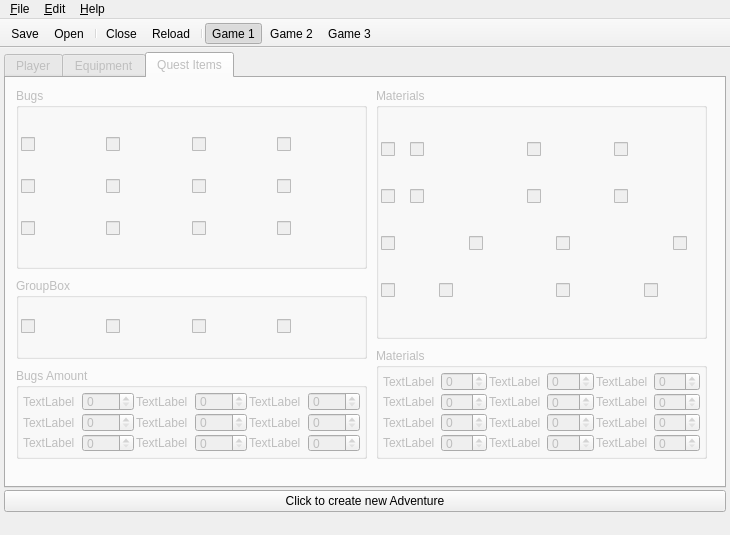
The window that save editor/SS_SaveEditor/forms/mainwindow.ui (Antidote/skyward-sword-save-editor) describes before a commit, drawn with Qt 5.
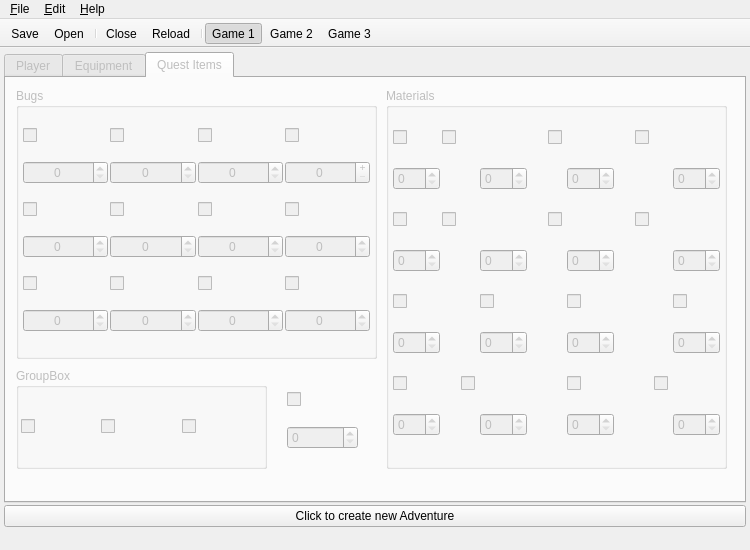
The same window after the commit. The open tabs and pages were chosen to show the change. Icons and pictures are not drawn.

The edit to the form file:
```diff
--- a/save editor/SS_SaveEditor/forms/mainwindow.ui
+++ b/save editor/SS_SaveEditor/forms/mainwindow.ui
@@ -9,20 +9,20 @@
    <rect>
     <x>0</x>
     <y>0</y>
-    <width>730</width>
-    <height>535</height>
+    <width>750</width>
+    <height>550</height>
    </rect>
   </property>
   <property name="minimumSize">
    <size>
-    <width>730</width>
-    <height>535</height>
+    <width>750</width>
+    <height>550</height>
    </size>
   </property>
   <property name="maximumSize">
    <size>
-    <width>730</width>
-    <height>535</height>
+    <width>750</width>
+    <height>550</height>
    </size>
   </property>
   <property name="acceptDrops">
@@ -31,9 +31,6 @@
   <property name="windowTitle">
    <string>WiiKing2 Editor</string>
   </property>
-  <property name="styleSheet">
-   <string notr="true"/>
-  </property>
   <property name="iconSize">
    <size>
     <width>6</width>
@@ -1498,18 +1495,30 @@
          <rect>
           <x>10</x>
           <y>10</y>
-          <width>351</width>
-          <height>181</height>
+          <width>361</width>
+          <height>271</height>
          </rect>
         </property>
         <property name="title">
          <string>Bugs</string>
         </property>
         <layout class="QGridLayout" name="gridLayout_11">
-         <property name="margin">
+         <property name="leftMargin">
+          <number>4</number>
+         </property>
+         <property name="topMargin">
           <number>2</number>
          </property>
-         <property name="spacing">
+         <property name="rightMargin">
+          <number>4</number>
+         </property>
+         <property name="bottomMargin">
+          <number>4</number>
+         </property>
+         <property name="horizontalSpacing">
+          <number>2</number>
+         </property>
+         <property name="verticalSpacing">
           <number>0</number>
          </property>
          <item row="0" column="0">
@@ -1592,7 +1601,7 @@
            </property>
           </widget>
          </item>
-         <item row="1" column="0">
+         <item row="2" column="0">
           <widget class="QCheckBox" name="rhinoBeetleChkBox">
            <property name="toolTip">
             <string>Woodland Rhino Beetle</string>
@@ -1612,7 +1621,7 @@
            </property>
           </widget>
          </item>
-         <item row="1" column="1">
+         <item row="2" column="1">
           <widget class="QCheckBox" name="ladybugChkBox">
            <property name="toolTip">
             <string>Volcanic Ladybug</string>
@@ -1632,7 +1641,7 @@
            </property>
           </widget>
          </item>
-         <item row="1" column="2">
+         <item row="2" column="2">
           <widget class="QCheckBox" name="sandCicadaChkBox">
            <property name="toolTip">
             <string>Sand Cicada</string>
@@ -1652,7 +1661,7 @@
            </property>
           </widget>
          </item>
-         <item row="1" column="3">
+         <item row="2" column="3">
           <widget class="QCheckBox" name="stagBeetleChkBox">
            <property name="toolTip">
             <string>Sky Stag Beetle</string>
@@ -1672,8 +1681,8 @@
            </property>
           </widget>
          </item>
-         <item row="2" column="0">
-          <widget class="QCheckBox" name="grassHopperChkBox">
+         <item row="5" column="0">
+          <widget class="QCheckBox" name="grasshopperChkBox">
            <property name="toolTip">
             <string>Faron Grasshopper</string>
            </property>
@@ -1695,7 +1704,7 @@
            </property>
           </widget>
          </item>
-         <item row="2" column="1">
+         <item row="5" column="1">
           <widget class="QCheckBox" name="mantisChkBox">
            <property name="toolTip">
             <string>Skyloft Mantis</string>
@@ -1715,7 +1724,7 @@
            </property>
           </widget>
          </item>
-         <item row="2" column="2">
+         <item row="5" column="2">
           <widget class="QCheckBox" name="antChkBox">
            <property name="toolTip">
             <string>Lanayru Ant</string>
@@ -1735,7 +1744,7 @@
            </property>
           </widget>
          </item>
-         <item row="2" column="3">
+         <item row="5" column="3">
           <widget class="QCheckBox" name="eldinRollerChkBox">
            <property name="toolTip">
             <string>Eldin Roller</string>
@@ -1758,26 +1767,206 @@
            </property>
           </widget>
          </item>
+         <item row="1" column="0">
+          <widget class="QSpinBox" name="hornetSpinBox">
+           <property name="enabled">
+            <bool>false</bool>
+           </property>
+           <property name="alignment">
+            <set>Qt::AlignCenter</set>
+           </property>
+           <property name="maximum">
+            <number>127</number>
+           </property>
+          </widget>
+         </item>
+         <item row="1" column="1">
+          <widget class="QSpinBox" name="butterflySpinBox">
+           <property name="enabled">
+            <bool>false</bool>
+           </property>
+           <property name="alignment">
+            <set>Qt::AlignCenter</set>
+           </property>
+           <property name="maximum">
+            <number>127</number>
+           </property>
+          </widget>
+         </item>
+         <item row="1" column="2">
+          <widget class="QSpinBox" name="dragonflySpinBox">
+           <property name="enabled">
+            <bool>false</bool>
+           </property>
+           <property name="alignment">
+            <set>Qt::AlignCenter</set>
+           </property>
+           <property name="maximum">
+            <number>127</number>
+           </property>
+          </widget>
+         </item>
+         <item row="1" column="3">
+          <widget class="QSpinBox" name="fireflySpinBox">
+           <property name="enabled">
+            <bool>false</bool>
+           </property>
+           <property name="frame">
+            <bool>true</bool>
+           </property>
+           <property name="alignment">
+            <set>Qt::AlignCenter</set>
+           </property>
+           <property name="buttonSymbols">
+            <enum>QAbstractSpinBox::PlusMinus</enum>
+           </property>
+           <property name="maximum">
+            <number>127</number>
+           </property>
+          </widget>
+         </item>
+         <item row="3" column="0">
+          <widget class="QSpinBox" name="rhinoBeetleSpinBox">
+           <property name="enabled">
+            <bool>false</bool>
+           </property>
+           <property name="alignment">
+            <set>Qt::AlignCenter</set>
+           </property>
+           <property name="maximum">
+            <number>127</number>
+           </property>
+          </widget>
+         </item>
+         <item row="3" column="1">
+          <widget class="QSpinBox" name="ladybugSpinBox">
+           <property name="enabled">
+            <bool>false</bool>
+           </property>
+           <property name="alignment">
+            <set>Qt::AlignCenter</set>
+           </property>
+           <property name="maximum">
+            <number>127</number>
+           </property>
+          </widget>
+         </item>
+         <item row="3" column="2">
+          <widget class="QSpinBox" name="sandCicadaSpinBox">
+           <property name="enabled">
+            <bool>false</bool>
+           </property>
+           <property name="alignment">
+            <set>Qt::AlignCenter</set>
+           </property>
+           <property name="maximum">
+            <number>127</number>
+           </property>
+          </widget>
+         </item>
+         <item row="6" column="0">
+          <widget class="QSpinBox" name="grasshopperSpinBox">
+           <property name="enabled">
+            <bool>false</bool>
+           </property>
+           <property name="alignment">
+            <set>Qt::AlignCenter</set>
+           </property>
+           <property name="maximum">
+            <number>127</number>
+           </property>
+          </widget>
+         </item>
+         <item row="6" column="1">
+          <widget class="QSpinBox" name="mantisSpinBox">
+           <property name="enabled">
+            <bool>false</bool>
+           </property>
+           <property name="alignment">
+            <set>Qt::AlignCenter</set>
+           </property>
+           <property name="maximum">
+            <number>127</number>
+           </property>
+          </widget>
+         </item>
+         <item row="6" column="2">
+          <widget class="QSpinBox" name="antSpinBox">
+           <property name="enabled">
+            <bool>false</bool>
+           </property>
+           <property name="alignment">
+            <set>Qt::AlignCenter</set>
+           </property>
+           <property name="maximum">
+            <number>127</number>
+           </property>
+          </widget>
+         </item>
+         <item row="3" column="3">
+          <widget class="QSpinBox" name="stagBeetleSpinBox">
+           <property name="enabled">
+            <bool>false</bool>
+           </property>
+           <property name="alignment">
+            <set>Qt::AlignCenter</set>
+           </property>
+           <property name="maximum">
+            <number>127</number>
+           </property>
+          </widget>
+         </item>
+         <item row="6" column="3">
+          <widget class="QSpinBox" name="eldinRollerSpinBox">
+           <property name="enabled">
+            <bool>false</bool>
+           </property>
+           <property name="maximumSize">
+            <size>
+             <width>16777215</width>
+             <height>16777215</height>
+            </size>
+           </property>
+           <property name="frame">
+            <bool>true</bool>
+           </property>
+           <property name="alignment">
+            <set>Qt::AlignCenter</set>
+           </property>
+           <property name="maximum">
+            <number>127</number>
+           </property>
+          </widget>
+         </item>
         </layout>
        </widget>
        <widget class="QGroupBox" name="groupBox_2">
         <property name="geometry">
          <rect>
-          <x>370</x>
+          <x>380</x>
           <y>10</y>
-          <width>331</width>
-          <height>251</height>
+          <width>341</width>
+          <height>381</height>
          </rect>
         </property>
         <property name="title">
          <string>Materials</string>
         </property>
         <layout class="QGridLayout" name="gridLayout_12">
-         <property name="margin">
+         <property name="leftMargin">
+          <number>4</number>
+         </property>
+         <property name="topMargin">
           <number>2</number>
          </property>
+         <property name="rightMargin">
+          <number>4</number>
+         </property>
+         <property name="bottomMargin">
+          <number>4</number>
+         </property>
          <property name="spacing">
-          <number>0</number>
+          <number>2</number>
          </property>
          <item row="0" column="0">
           <widget class="QCheckBox" name="hornetLarvaeChkBox">
@@ -1859,7 +2048,7 @@
            </property>
           </widget>
          </item>
-         <item row="1" column="1" colspan="4">
+         <item row="2" column="1" colspan="4">
           <widget class="QCheckBox" name="ancientFlowerChkBox">
            <property name="toolTip">
             <string>Ancient Flower</string>
@@ -1879,7 +2068,7 @@
            </property>
           </widget>
          </item>
-         <item row="1" column="5" colspan="3">
+         <item row="2" column="5" colspan="3">
           <widget class="QCheckBox" name="amberRelicChkBox">
            <property name="toolTip">
             <string>Amber Relic</string>
@@ -1899,7 +2088,7 @@
            </property>
           </widget>
          </item>
-         <item row="1" column="8" colspan="3">
+         <item row="2" column="8" colspan="3">
           <widget class="QCheckBox" name="duskRelicChkBox">
            <property name="toolTip">
             <string>Dusk Relic</string>
@@ -1919,7 +2108,7 @@
            </property>
           </widget>
          </item>
-         <item row="2" column="0" colspan="3">
+         <item row="4" column="0" colspan="3">
           <widget class="QCheckBox" name="jellyBlobChkBox">
            <property name="toolTip">
             <string>Jelly Blob</string>
@@ -1939,7 +2128,7 @@
            </property>
           </widget>
          </item>
-         <item row="2" column="10">
+         <item row="4" column="10">
           <widget class="QCheckBox" name="decoSkullChkBox">
            <property name="toolTip">
             <string>Ornamental Skull</string>
@@ -1959,7 +2148,7 @@
            </property>
           </widget>
          </item>
-         <item row="3" column="0" colspan="2">
+         <item row="6" column="0" colspan="2">
           <widget class="QCheckBox" name="evilCrystalChkBox">
            <property name="toolTip">
             <string>Evil Crystal</string>
@@ -1979,7 +2168,7 @@
            </property>
           </widget>
          </item>
-         <item row="3" column="2" colspan="4">
+         <item row="6" column="2" colspan="4">
           <widget class="QCheckBox" name="blueBirdFeatherChkBox">
            <property name="toolTip">
             <string>Blue Bird Feather</string>
@@ -1999,7 +2188,7 @@
            </property>
           </widget>
          </item>
-         <item row="3" column="6" colspan="3">
+         <item row="6" column="6" colspan="3">
           <widget class="QCheckBox" name="goldenSkullChkBox">
            <property name="toolTip">
             <string>Golden Skull</string>
@@ -2019,7 +2208,7 @@
            </property>
           </widget>
          </item>
-         <item row="3" column="9" colspan="2">
+         <item row="6" column="9" colspan="2">
           <widget class="QCheckBox" name="goddessPlumeChkBox">
            <property name="toolTip">
             <string>Goddess Plume</string>
@@ -2039,7 +2228,7 @@
            </property>
           </widget>
          </item>
-         <item row="2" column="3">
+         <item row="4" column="3">
           <widget class="QCheckBox" name="monsterClawChkBox">
            <property name="toolTip">
             <string>Monster Claw</string>
@@ -2059,7 +2248,7 @@
            </property>
           </widget>
          </item>
-         <item row="2" column="6">
+         <item row="4" column="6">
           <widget class="QCheckBox" name="monsterHornChkBox">
            <property name="toolTip">
             <string>Monster Horn</string>
@@ -2079,7 +2268,7 @@
            </property>
           </widget>
          </item>
-         <item row="1" column="0">
+         <item row="2" column="0">
           <widget class="QCheckBox" name="eldinOreChkBox">
            <property name="toolTip">
             <string>Eldin Ore</string>
@@ -2099,15 +2288,127 @@
            </property>
           </widget>
          </item>
+         <item row="1" column="0">
+          <widget class="QSpinBox" name="spinBox_11">
+           <property name="maximum">
+            <number>127</number>
+           </property>
+          </widget>
+         </item>
+         <item row="1" column="3">
+          <widget class="QSpinBox" name="spinBox_14">
+           <property name="maximum">
+            <number>127</number>
+           </property>
+          </widget>
+         </item>
+         <item row="1" column="6">
+          <widget class="QSpinBox" name="spinBox_17">
+           <property name="maximum">
+            <number>127</number>
+           </property>
+          </widget>
+         </item>
+         <item row="1" column="10">
+          <widget class="QSpinBox" name="spinBox_34">
+           <property name="maximum">
+            <number>127</number>
+           </property>
+          </widget>
+         </item>
+         <item row="3" column="0">
+          <widget class="QSpinBox" name="spinBox_12">
+           <property name="maximum">
+            <number>127</number>
+           </property>
+          </widget>
+         </item>
+         <item row="3" column="3">
+          <widget class="QSpinBox" name="spinBox_15">
+           <property name="maximum">
+            <number>127</number>
+           </property>
+          </widget>
+         </item>
+         <item row="3" column="6">
+          <widget class="QSpinBox" name="spinBox_33">
+           <property name="maximum">
+            <number>127</number>
+           </property>
+          </widget>
+         </item>
+         <item row="3" column="10">
+          <widget class="QSpinBox" name="spinBox_32">
+           <property name="maximum">
+            <number>127</number>
+           </property>
+          </widget>
+         </item>
+         <item row="5" column="0">
+          <widget class="QSpinBox" name="spinBox_10">
+           <property name="maximum">
+            <number>127</number>
+           </property>
+          </widget>
+         </item>
+         <item row="5" column="3">
+          <widget class="QSpinBox" name="spinBox_13">
+           <property name="maximum">
+            <number>127</number>
+           </property>
+          </widget>
+         </item>
+         <item row="5" column="6">
+          <widget class="QSpinBox" name="spinBox_18">
+           <property name="maximum">
+            <number>127</number>
+           </property>
+          </widget>
+         </item>
+         <item row="5" column="10">
+          <widget class="QSpinBox" name="spinBox_31">
+           <property name="maximum">
+            <number>127</number>
+           </property>
+          </widget>
+         </item>
+         <item row="7" column="0">
+          <widget class="QSpinBox" name="spinBox_22">
+           <property name="maximum">
+            <number>127</number>
+           </property>
+          </widget>
+         </item>
+         <item row="7" column="3">
+          <widget class="QSpinBox" name="spinBox_24">
+           <property name="maximum">
+            <number>127</number>
+           </property>
+          </widget>
+         </item>
+         <item row="7" column="6">
+          <widget class="QSpinBox" name="spinBox_23">
+           <property name="maximum">
+            <number>127</number>
+           </property>
+          </widget>
+         </item>
+         <item row="7" column="10">
+          <widget class="QSpinBox" name="spinBox_16">
+           <property name="maximum">
+            <number>127</number>
+           </property>
+          </widget>
+         </item>
         </layout>
        </widget>
        <widget class="QGroupBox" name="groupBox_3">
         <property name="geometry">
          <rect>
           <x>10</x>
-          <y>200</y>
-          <width>351</width>
-          <height>81</height>
+          <y>290</y>
+          <width>251</width>
+          <height>101</height>
          </rect>
         </property>
         <property name="title">
@@ -2180,7 +2481,19 @@
            </property>
           </widget>
          </item>
-         <item row="0" column="3">
+        </layout>
+       </widget>
+       <widget class="QWidget" name="layoutWidget">
+        <property name="geometry">
+         <rect>
+          <x>270</x>
+          <y>290</y>
+          <width>93</width>
+          <height>106</height>
+         </rect>
+        </property>
+        <layout class="QVBoxLayout" name="verticalLayout_5">
+         <item>
           <widget class="QCheckBox" name="gratitudeCrystalChkBox">
            <property name="toolTip">
             <string>Gratitude Crystal</string>
@@ -2200,341 +2513,12 @@
            </property>
           </widget>
          </item>
-        </layout>
-       </widget>
-       <widget class="QGroupBox" name="groupBox_4">
-        <property name="geometry">
-         <rect>
-          <x>10</x>
-          <y>290</y>
-          <width>351</width>
-          <height>91</height>
-         </rect>
-        </property>
-        <property name="title">
-         <string>Bugs Amount</string>
-        </property>
-        <layout class="QGridLayout" name="gridLayout_14">
-         <property name="margin">
-          <number>4</number>
-         </property>
-         <property name="spacing">
-          <number>2</number>
-         </property>
-         <item row="0" column="0">
-          <layout class="QHBoxLayout" name="horizontalLayout_2">
-           <item>
-            <widget class="QLabel" name="label_9">
-             <property name="text">
-              <string>TextLabel</string>
-             </property>
-            </widget>
-           </item>
-           <item>
-            <widget class="QSpinBox" name="spinBox"/>
-           </item>
-          </layout>
-         </item>
-         <item row="0" column="1">
-          <layout class="QHBoxLayout" name="horizontalLayout_10">
-           <item>
-            <widget class="QLabel" name="label_16">
-             <property name="text">
-              <string>TextLabel</string>
-             </property>
-            </widget>
-           </item>
-           <item>
-            <widget class="QSpinBox" name="spinBox_8"/>
-           </item>
-          </layout>
-         </item>
-         <item row="0" column="2">
-          <layout class="QHBoxLayout" name="horizontalLayout_7">
-           <item>
-            <widget class="QLabel" name="label_13">
-             <property name="text">
-              <string>TextLabel</string>
-             </property>
-            </widget>
-           </item>
-           <item>
-            <widget class="QSpinBox" name="spinBox_5"/>
-           </item>
-          </layout>
-         </item>
-         <item row="1" column="0">
-          <layout class="QHBoxLayout" name="horizontalLayout_3">
-           <item>
-            <widget class="QLabel" name="label_10">
-             <property name="text">
-              <string>TextLabel</string>
-             </property>
-            </widget>
-           </item>
-           <item>
-            <widget class="QSpinBox" name="spinBox_2"/>
-           </item>
-          </layout>
-         </item>
-         <item row="1" column="1">
-          <layout class="QHBoxLayout" name="horizontalLayout_11">
-           <item>
-            <widget class="QLabel" name="label_17">
-             <property name="text">
-              <string>TextLabel</string>
-             </property>
-            </widget>
-           </item>
-           <item>
-            <widget class="QSpinBox" name="spinBox_9"/>
-           </item>
-          </layout>
-         </item>
-         <item row="1" column="2">
-          <layout class="QHBoxLayout" name="horizontalLayout_8">
-           <item>
-            <widget class="QLabel" name="label_14">
-             <property name="text">
-              <string>TextLabel</string>
-             </property>
-            </widget>
-           </item>
-           <item>
-            <widget class="QSpinBox" name="spinBox_6"/>
-           </item>
-          </layout>
-         </item>
-         <item row="2" column="0">
-          <layout class="QHBoxLayout" name="horizontalLayout_4">
-           <item>
-            <widget class="QLabel" name="label_11">
-             <property name="text">
-              <string>TextLabel</string>
-             </property>
-            </widget>
-           </item>
-           <item>
-            <widget class="QSpinBox" name="spinBox_3"/>
-           </item>
-          </layout>
-         </item>
-         <item row="2" column="1">
-          <layout class="QHBoxLayout" name="horizontalLayout_9">
-           <item>
-            <widget class="QLabel" name="label_15">
-             <property name="text">
-              <string>TextLabel</string>
-             </property>
-            </widget>
-           </item>
-           <item>
-            <widget class="QSpinBox" name="spinBox_7"/>
-           </item>
-          </layout>
-         </item>
-         <item row="2" column="2">
-          <layout class="QHBoxLayout" name="horizontalLayout_6">
-           <item>
-            <widget class="QLabel" name="label_12">
-             <property name="text">
-              <string>TextLabel</string>
-             </property>
-            </widget>
-           </item>
-           <item>
-            <widget class="QSpinBox" name="spinBox_4"/>
-           </item>
-          </layout>
-         </item>
-        </layout>
-       </widget>
-       <widget class="QGroupBox" name="groupBox_7">
-        <property name="geometry">
-         <rect>
-          <x>370</x>
-          <y>270</y>
-          <width>331</width>
-          <height>111</height>
-         </rect>
-        </property>
-        <property name="title">
-         <string>Materials</string>
-        </property>
-        <layout class="QGridLayout" name="gridLayout_16">
-         <property name="margin">
-          <number>4</number>
-         </property>
-         <property name="spacing">
-          <number>2</number>
-         </property>
-         <item row="0" column="0">
-          <layout class="QHBoxLayout" name="horizontalLayout_13">
-           <item>
-            <widget class="QLabel" name="label_19">
-             <property name="text">
-              <string>TextLabel</string>
-             </property>
-            </widget>
-           </item>
-           <item>
-            <widget class="QSpinBox" name="spinBox_11"/>
-           </item>
-          </layout>
-         </item>
-         <item row="0" column="1">
-          <layout class="QHBoxLayout" name="horizontalLayout_16">
-           <item>
-            <widget class="QLabel" name="label_22">
-             <property name="text">
-              <string>TextLabel</string>
-             </property>
-            </widget>
-           </item>
-           <item>
-            <widget class="QSpinBox" name="spinBox_14"/>
-           </item>
-          </layout>
-         </item>
-         <item row="0" column="2">
-          <layout class="QHBoxLayout" name="horizontalLayout_19">
-           <item>
-            <widget class="QLabel" name="label_25">
-             <property name="text">
-              <string>TextLabel</string>
-             </property>
-            </widget>
-           </item>
-           <item>
-            <widget class="QSpinBox" name="spinBox_17"/>
-           </item>
-          </layout>
-         </item>
-         <item row="1" column="0">
-          <layout class="QHBoxLayout" name="horizontalLayout_14">
-           <item>
-            <widget class="QLabel" name="label_20">
-             <property name="text">
-              <string>TextLabel</string>
-             </property>
-            </widget>
-           </item>
-           <item>
-            <widget class="QSpinBox" name="spinBox_12"/>
-           </item>
-          </layout>
-         </item>
-         <item row="1" column="1">
-          <layout class="QHBoxLayout" name="horizontalLayout_17">
-           <item>
-            <widget class="QLabel" name="label_23">
-             <property name="text">
-              <string>TextLabel</string>
-             </property>
-            </widget>
-           </item>
-           <item>
-            <widget class="QSpinBox" name="spinBox_15"/>
-           </item>
-          </layout>
-         </item>
-         <item row="1" column="2">
-          <layout class="QHBoxLayout" name="horizontalLayout_20">
-           <item>
-            <widget class="QLabel" name="label_26">
-             <property name="text">
-              <string>TextLabel</string>
-             </property>
-            </widget>
-           </item>
-           <item>
-            <widget class="QSpinBox" name="spinBox_18"/>
-           </item>
-          </layout>
-         </item>
-         <item row="2" column="0">
-          <layout class="QHBoxLayout" name="horizontalLayout_12">
-           <item>
-            <widget class="QLabel" name="label_18">
-             <property name="text">
-              <string>TextLabel</string>
-             </property>
-            </widget>
-           </item>
-           <item>
-            <widget class="QSpinBox" name="spinBox_10"/>
-           </item>
-          </layout>
-         </item>
-         <item row="2" column="1">
-          <layout class="QHBoxLayout" name="horizontalLayout_15">
-           <item>
-            <widget class="QLabel" name="label_21">
-             <property name="text">
-              <string>TextLabel</string>
-             </property>
-            </widget>
-           </item>
-           <item>
-            <widget class="QSpinBox" name="spinBox_13"/>
-           </item>
-          </layout>
-         </item>
-         <item row="2" column="2">
-          <layout class="QHBoxLayout" name="horizontalLayout_18">
-           <item>
-            <widget class="QLabel" name="label_24">
-             <property name="text">
-              <string>TextLabel</string>
-             </property>
-            </widget>
-           </item>
-           <item>
-            <widget class="QSpinBox" name="spinBox_16"/>
-           </item>
-          </layout>
-         </item>
-         <item row="3" column="0">
-          <layout class="QHBoxLayout" name="horizontalLayout_24">
-           <item>
-            <widget class="QLabel" name="label_30">
-             <property name="text">
-              <string>TextLabel</string>
-             </property>
-            </widget>
-           </item>
-           <item>
-            <widget class="QSpinBox" name="spinBox_22"/>
-           </item>
-          </layout>
-         </item>
-         <item row="3" column="1">
-          <layout class="QHBoxLayout" name="horizontalLayout_26">
-           <item>
-            <widget class="QLabel" name="label_32">
-             <property name="text">
-              <string>TextLabel</string>
-             </property>
-            </widget>
-           </item>
-           <item>
-            <widget class="QSpinBox" name="spinBox_24"/>
-           </item>
-          </layout>
-         </item>
-         <item row="3" column="2">
-          <layout class="QHBoxLayout" name="horizontalLayout_25">
-           <item>
-            <widget class="QLabel" name="label_31">
-             <property name="text">
-              <string>TextLabel</string>
-             </property>
-            </widget>
-           </item>
-           <item>
-            <widget class="QSpinBox" name="spinBox_23"/>
-           </item>
-          </layout>
+         <item>
+          <widget class="QSpinBox" name="spinBox">
+           <property name="maximum">
+            <number>127</number>
+           </property>
+          </widget>
          </item>
         </layout>
        </widget>
@@ -2548,7 +2532,7 @@
     <rect>
      <x>0</x>
      <y>0</y>
-     <width>730</width>
+     <width>750</width>
      <height>21</height>
     </rect>
    </property>
```
Left out of the diff: 155 changed lines with no effect on the pictures.
